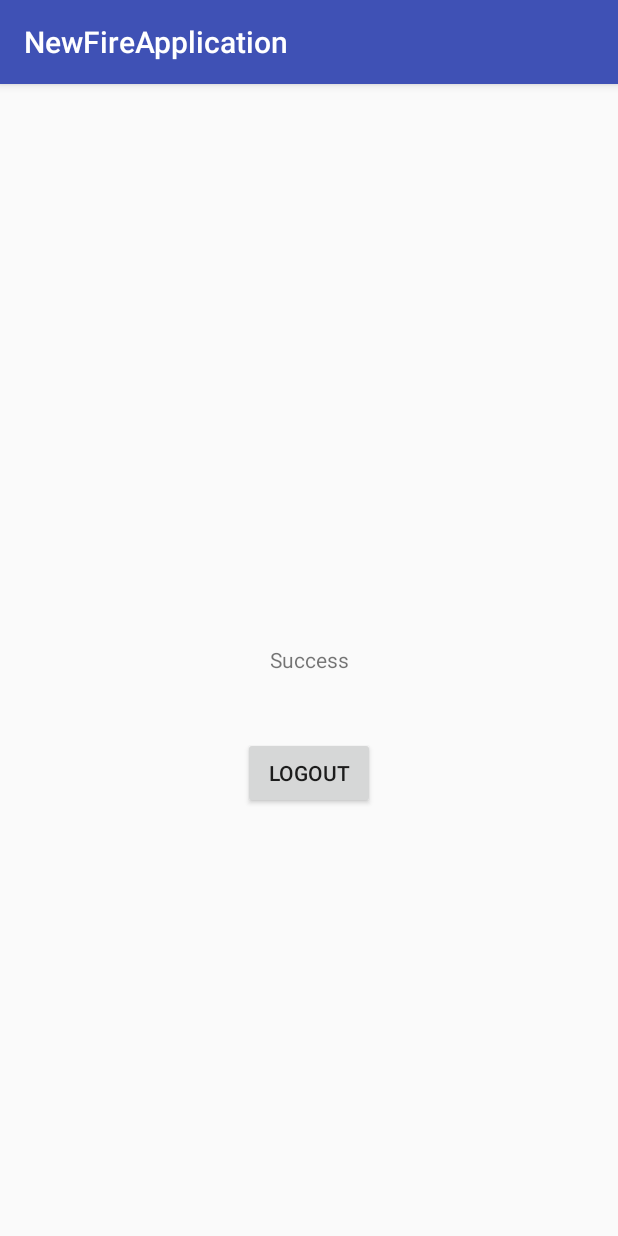
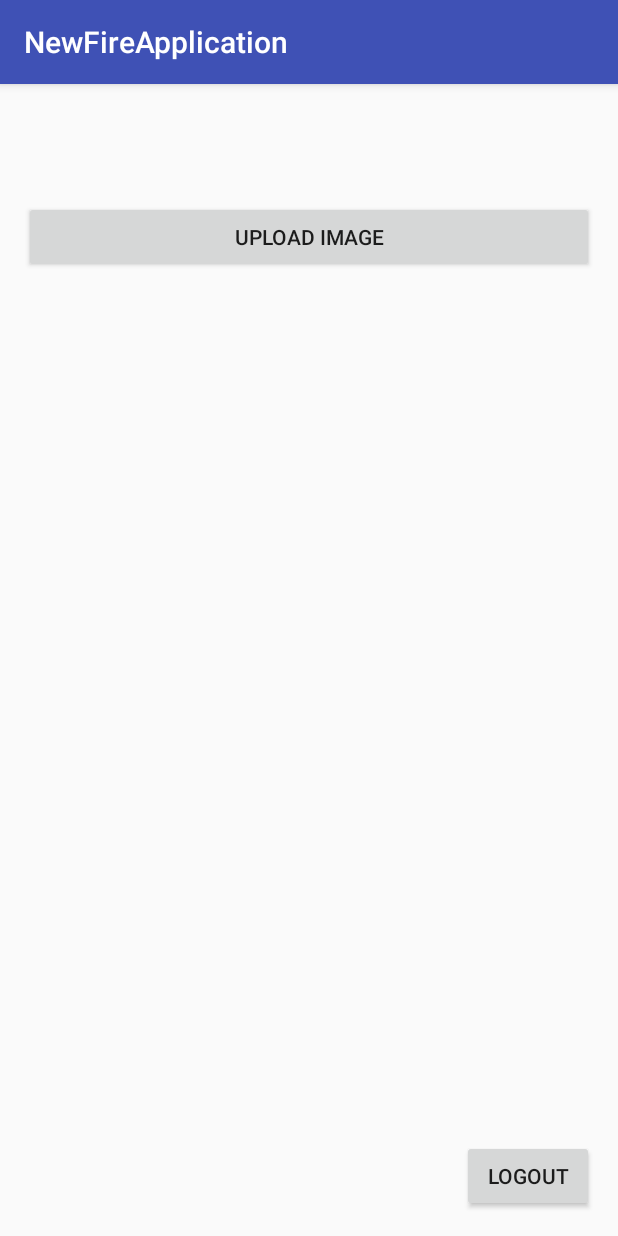
Before and after one commit to phillip-ables/android-firebase-chat-app, an Android app: the screen it shows after launch once a user with an empty profile is signed in (NewActivity), on a phone screen of 412 x 824 dp. Run offline under Robolectric (Android 15) with nearby library versions, the phone set to English and light mode, and no system bars; our stand-ins replace Firebase (no records; nobody signed in at launch, a user with empty details on screens opened directly).

Commit message:
change new activity layout, replace text view with image upload button

```diff
--- a/NewFireApplication/app/build.gradle
+++ b/NewFireApplication/app/build.gradle
@@ -24,6 +24,7 @@ dependencies {
     implementation 'com.android.support.constraint:constraint-layout:1.0.2'
     implementation 'com.google.firebase:firebase-database:11.0.4'
     implementation 'com.google.firebase:firebase-auth:11.0.4'
+    implementation 'com.google.firebase:firebase-storage:11.0.4'
     testImplementation 'junit:junit:4.12'
     androidTestImplementation 'com.android.support.test:runner:1.0.1'
     androidTestImplementation 'com.android.support.test.espresso:espresso-core:3.0.1'
@@ -32,4 +33,6 @@ dependencies {
 
 
 
+
+
 apply plugin: 'com.google.gms.google-services'
--- a/NewFireApplication/app/src/main/res/layout/activity_new.xml
+++ b/NewFireApplication/app/src/main/res/layout/activity_new.xml
@@ -11,22 +11,20 @@
     android:layout_marginTop="16dp"
     tools:context="com.example.techtron.newfireapplication.NewActivity">
 
-
-        <TextView
-            android:id="@+id/textView"
-            android:layout_width="match_parent"
-            android:layout_height="wrap_content"
-            android:text="Success"
-            android:gravity="center"
-            android:layout_centerVertical="true"/>
+    <Button
+        android:layout_width="match_parent"
+        android:layout_height="wrap_content"
+        android:text="Upload Image"
+        android:layout_marginTop="62dp"
+        android:onClick="buttonImageUploadClicked"/>
 
     <Button
         android:id="@+id/buttonLogout"
         android:layout_marginTop="42dp"
         android:layout_width="wrap_content"
         android:layout_height="wrap_content"
-        android:layout_below="@+id/textView"
-        android:layout_centerHorizontal="true"
+        android:layout_alignParentRight="true"
+        android:layout_alignParentBottom="true"
         android:onClick="signOut"
         android:text="logout" />
 
```
